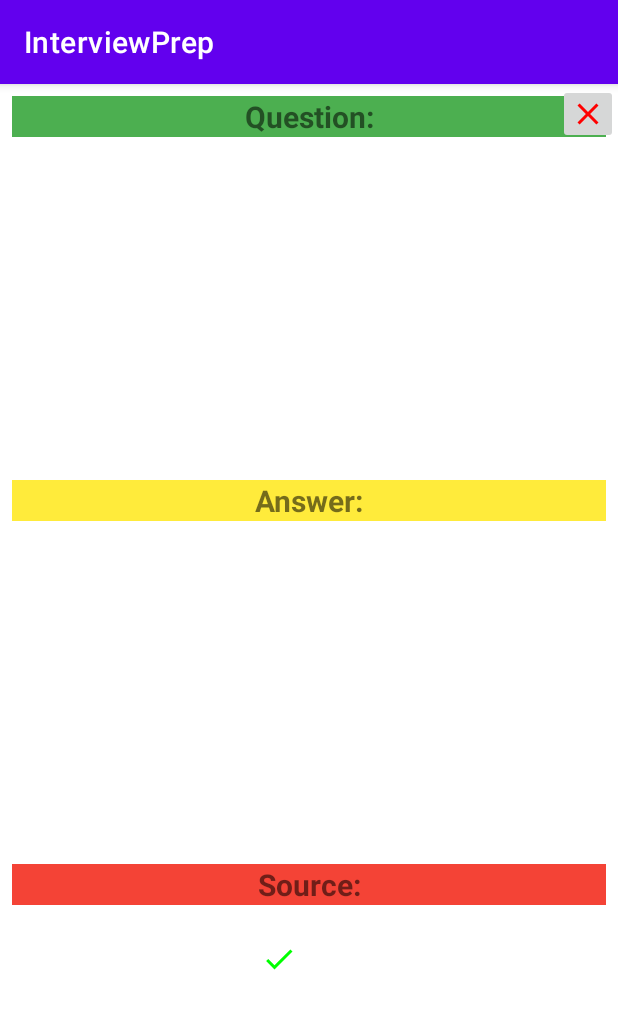
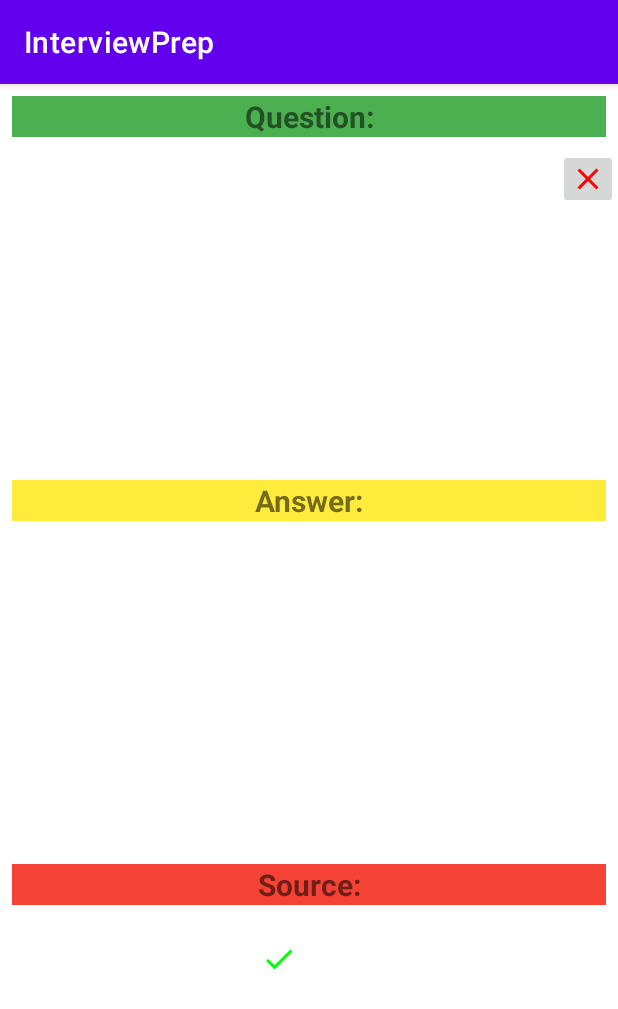
Before and after one commit to interview-prep-platform/interview-prep-client, an Android app: the fragment HistoryFragment shown on its own in the app's theme, on a phone screen of 412 x 824 dp. Shown: the top 1009 px of the screen. Run offline under Robolectric (Android 15) with nearby library versions, the light colour scheme and no system bars.

Commit message:
Adding Question Navigation (In progress)

```diff
--- a/app/build.gradle
+++ b/app/build.gradle
@@ -2,7 +2,6 @@ plugins {
     id 'com.android.application'
     id 'androidx.navigation.safeargs'
 }
-apply plugin: 'androidx.navigation.safeargs'
 
 String getLocalProperty(String name) {
     Properties properties = new Properties()
--- a/app/src/main/java/edu/cnm/deepdive/interviewprep/controller/HistoryFragment.java
+++ b/app/src/main/java/edu/cnm/deepdive/interviewprep/controller/HistoryFragment.java
@@ -4,11 +4,8 @@ import android.os.Bundle;
 import android.view.LayoutInflater;
 import android.view.View;
 import android.view.ViewGroup;
-import android.widget.TextView;
 import androidx.annotation.NonNull;
-import androidx.annotation.Nullable;
 import androidx.fragment.app.Fragment;
-import androidx.lifecycle.Observer;
 import androidx.lifecycle.ViewModelProvider;
 import edu.cnm.deepdive.interviewprep.databinding.FragmentQuizBinding;
 import edu.cnm.deepdive.interviewprep.viewmodel.QuizViewModel;
@@ -26,13 +23,6 @@ public class HistoryFragment extends Fragment {
     binding = FragmentQuizBinding.inflate(inflater, container, false);
     View root = binding.getRoot();
 
-    final TextView textView = binding.textSlideshow;
-    quizViewModel.getText().observe(getViewLifecycleOwner(), new Observer<String>() {
-      @Override
-      public void onChanged(@Nullable String s) {
-        textView.setText(s);
-      }
-    });
     return root;
   }
 
--- a/app/src/main/java/edu/cnm/deepdive/interviewprep/controller/QuestionFragment.java
+++ b/app/src/main/java/edu/cnm/deepdive/interviewprep/controller/QuestionFragment.java
@@ -28,8 +28,10 @@ public class QuestionFragment extends Fragment {
   public View onCreateView(
       @NonNull LayoutInflater inflater, ViewGroup container, Bundle savedInstanceState) {
     binding = FragmentQuestionBinding.inflate(inflater, container, false);
-    binding.addQuestion.setOnClickListener(
-        v -> editQuestion("0", v));
+    binding.addQuestion.setOnClickListener((v) ->
+//        v -> editQuestion("0", v));
+        Navigation.findNavController(binding.getRoot())
+            .navigate(QuestionFragmentDirections.openQuestion()));
     return binding.getRoot();
   }
 
--- a/app/src/main/res/layout/fragment_quiz.xml
+++ b/app/src/main/res/layout/fragment_quiz.xml
@@ -127,8 +127,7 @@
     android:padding="@dimen/half_dynamic_spacing"
     android:src="@drawable/ic_close_black_24dp"
     android:tint="@color/cancel"
-    app:layout_constraintTop_toTopOf="@id/question_layout"
-    app:layout_constraintBottom_toBottomOf="@id/question_layout"
+    app:layout_constraintTop_toTopOf="@id/question_text"
     app:layout_constraintEnd_toEndOf="parent"
     android:contentDescription="@string/cancel_label"/>
 
```
Also changed, not shown: app/src/main/java/edu/cnm/deepdive/interviewprep/controller/QuizFragment.java (+7 -7 lines).
